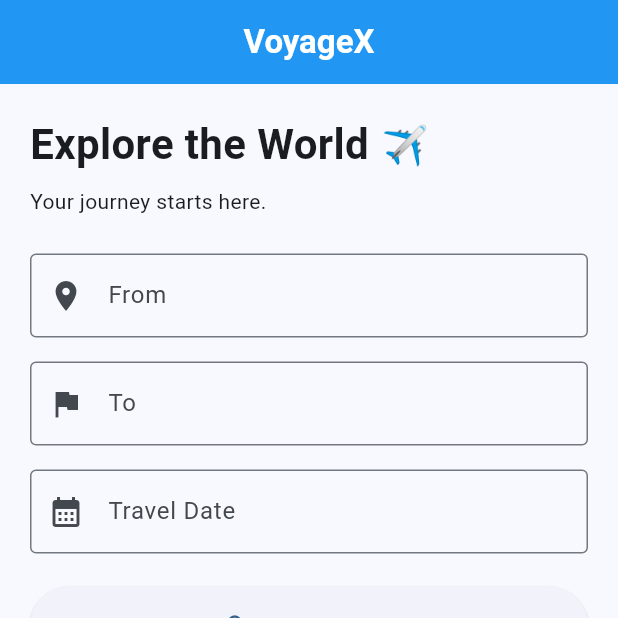
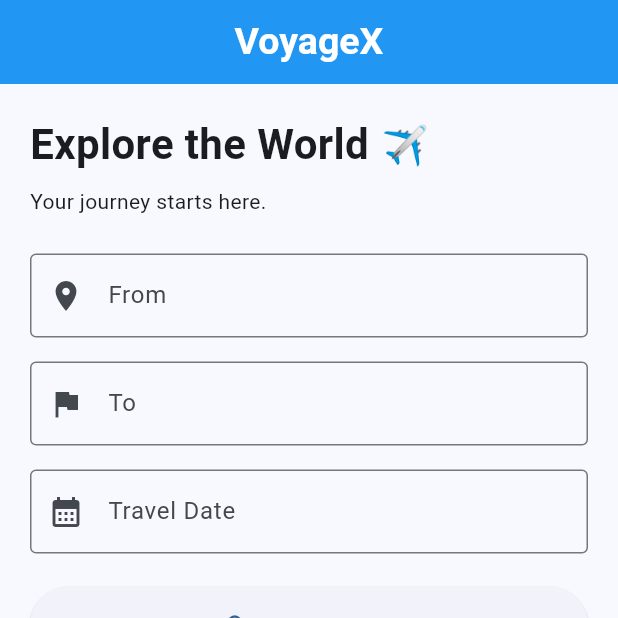
Before and after one commit to meghanaemmadi00-commits/VoyageX, a Flutter app: the screen it shows after launch, on a phone screen of 412 x 824 dp, the top half of it. Run offline on Flutter 3.47's test engine with Material 3 defaults, Android fonts, the light colour scheme and no system bars.

Commit message:
Update main.dart

```diff
--- a/lib/main.dart
+++ b/lib/main.dart
@@ -32,7 +32,10 @@ class HomeScreen extends StatelessWidget {
       appBar: AppBar(
   title: const Text(
     'VoyageX',
-          style: TextStyle(fontWeight: FontWeight.bold),
+    style: TextStyle(
+      fontSize: 25,
+      fontWeight: FontWeight.bold,
+    ),
   ),
   backgroundColor: Colors.blue,
   foregroundColor: Colors.white,
```
Lines whose indentation alone changed are shown as unchanged.
